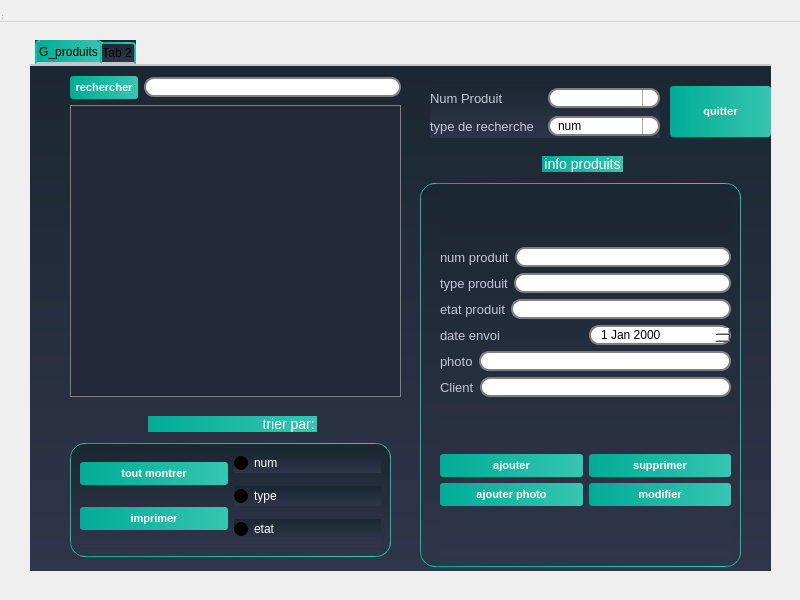
This is interface_produits_2/garticle.ui in snwxr/Dry_Cleaner_2A3 as Qt 5 draws it before an edit. The edited form follows.
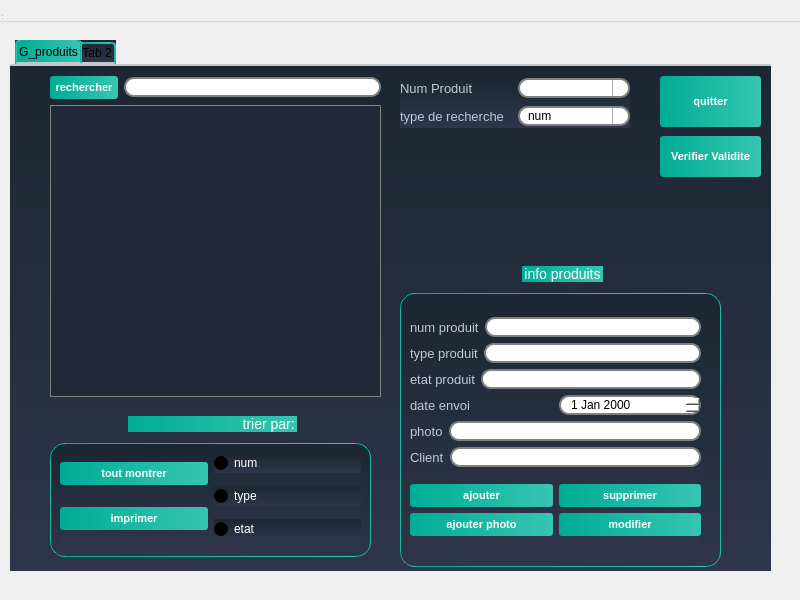
This is the edited form. Icons and pictures are not drawn. Custom widgets are drawn as their Qt base class.

```diff
--- a/interface_produits_2/garticle.ui
+++ b/interface_produits_2/garticle.ui
@@ -25,7 +25,7 @@
    <widget class="QTabWidget" name="tabWidget">
     <property name="geometry">
      <rect>
-      <x>30</x>
+      <x>10</x>
       <y>20</y>
       <width>761</width>
       <height>531</height>
@@ -1158,9 +1158,9 @@
       <property name="geometry">
        <rect>
         <x>390</x>
-        <y>90</y>
+        <y>200</y>
         <width>321</width>
-        <height>411</height>
+        <height>301</height>
        </rect>
       </property>
       <property name="title">
@@ -1169,10 +1169,10 @@
       <widget class="QWidget" name="layoutWidget">
        <property name="geometry">
         <rect>
-         <x>20</x>
+         <x>10</x>
          <y>40</y>
          <width>291</width>
-         <height>361</height>
+         <height>241</height>
         </rect>
        </property>
        <layout class="QVBoxLayout" name="verticalLayout_7">
@@ -1314,8 +1314,8 @@
      <widget class="QPushButton" name="pushButton_2">
       <property name="geometry">
        <rect>
-        <x>640</x>
-        <y>20</y>
+        <x>650</x>
+        <y>10</y>
         <width>101</width>
         <height>51</height>
        </rect>
@@ -2545,11 +2545,11 @@
        </item>
       </layout>
      </widget>
-     <widget class="QWidget" name="">
+     <widget class="QWidget" name="layoutWidget">
       <property name="geometry">
        <rect>
-        <x>400</x>
-        <y>20</y>
+        <x>390</x>
+        <y>10</y>
         <width>230</width>
         <height>52</height>
        </rect>
@@ -2601,6 +2601,32 @@
        </item>
       </layout>
      </widget>
+     <widget class="QLabel" name="labelpic_art">
+      <property name="geometry">
+       <rect>
+        <x>410</x>
+        <y>90</y>
+        <width>231</width>
+        <height>91</height>
+       </rect>
+      </property>
+      <property name="text">
+       <string/>
+      </property>
+     </widget>
+     <widget class="QPushButton" name="notif">
+      <property name="geometry">
+       <rect>
+        <x>650</x>
+        <y>70</y>
+        <width>101</width>
+        <height>41</height>
+       </rect>
+      </property>
+      <property name="text">
+       <string>Verifier Validite</string>
+      </property>
+     </widget>
     </widget>
     <widget class="QWidget" name="tab_2">
      <attribute name="title">
```
